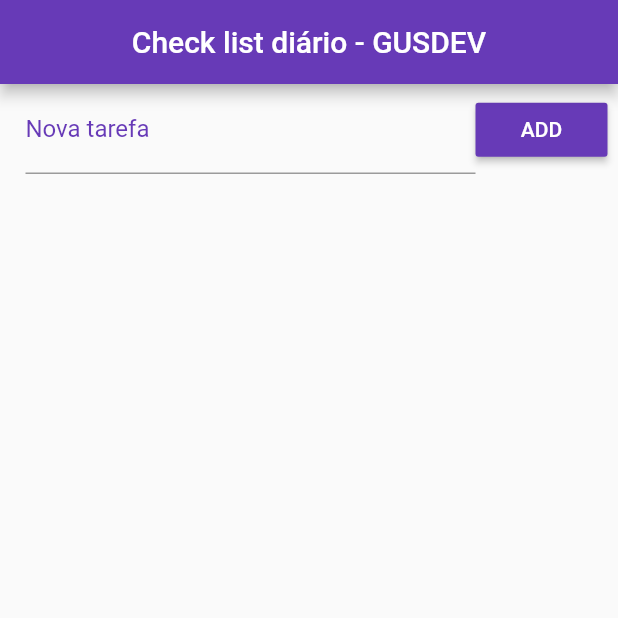
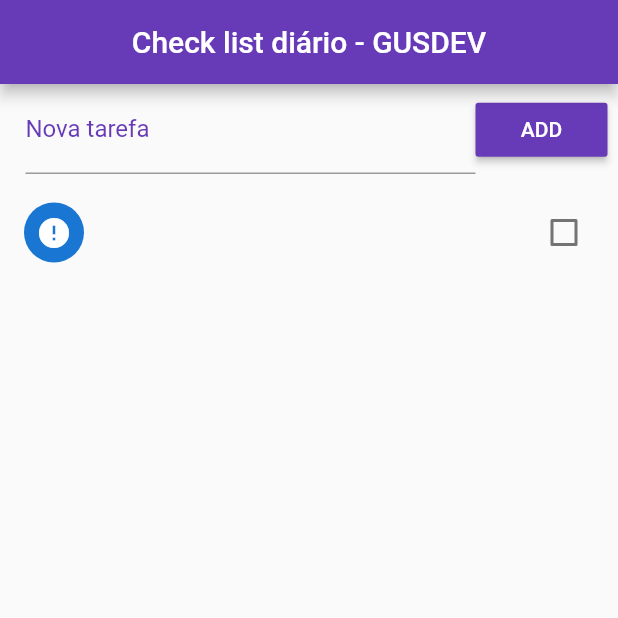
Before and after one commit to jerickleandro/checklist_diario, a Flutter app: the screen it shows after launch, after a tap on "ADD", on a phone screen of 412 x 824 dp, the top half of it. Run offline on Flutter 3.47's test engine with Material 2 defaults, Android fonts, the phone set to English and light mode, and no system bars.

Commit message:
Fied text e add list

```diff
--- a/lib/main.dart
+++ b/lib/main.dart
@@ -16,7 +16,31 @@ class Home extends StatefulWidget {
 }
 
 class _HomeState extends State<Home> {
+  final _toDoController = TextEditingController();
+
   List _toDoList = [];
+
+
+  @override
+  void initState() {
+    super.initState();
+
+    _readData().then((data) {
+      setState(() {
+        _toDoList = json.decode(data);
+      });
+    });
+  }
+
+  void _addToDo(){
+    setState(() {
+      Map<String, dynamic> newToDo = Map();
+      newToDo["title"] = _toDoController.text;
+      _toDoController.text = "";
+      newToDo["ok"] = false;
+      _toDoList.add(newToDo);
+    });
+  }
 
   @override
   Widget build(BuildContext context) {
@@ -34,6 +58,7 @@ class _HomeState extends State<Home> {
               children: <Widget>[
                 Expanded(
                     child: TextField(
+                      controller: _toDoController,
                       decoration: InputDecoration(
                           labelText: "Nova tarefa",
                           labelStyle: TextStyle(color: Colors.deepPurple)
@@ -44,16 +69,39 @@ class _HomeState extends State<Home> {
                   color: Colors.deepPurple,
                   child: Text("ADD"),
                   textColor: Colors.white,
-                  onPressed: (){},
+                  onPressed: _addToDo,
                 )
               ],
             ),
+          ),
+          Expanded(
+            child: ListView.builder(
+              padding: EdgeInsets.only(top: 10.0),
+                itemCount: _toDoList.length,
+                itemBuilder: buildItem),
           )
         ],
       ),
     );
   }
 
+  Widget buildItem(context, index){
+    return CheckboxListTile(
+      title: Text(_toDoList[index]["title"]),
+      value: _toDoList[index]["ok"],
+      secondary: CircleAvatar(
+        child: Icon(_toDoList[index]["ok"] ?
+        Icons.check : Icons.error
+        ),
+      ),
+      onChanged: (c){
+        setState(() {
+          _toDoList[index]["ok"] = c;
+          _saveData();
+        });
+      },
+    );
+  }
 
   Future<File> _getFile() async{
     final directory = await getApplicationDocumentsDirectory();
```
